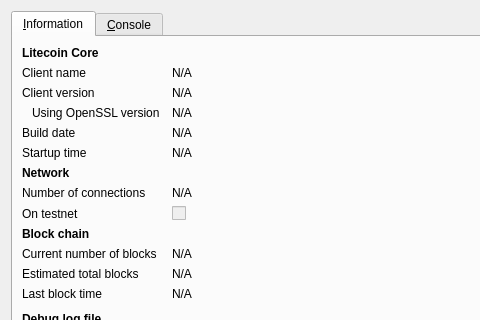
Qt form src/qt/forms/rpcconsole.ui (EusmCoin/EusmCoin) before a commit; both pictures show x 0 to 480 and y 0 to 320 of the 740 by 450 pixel window.
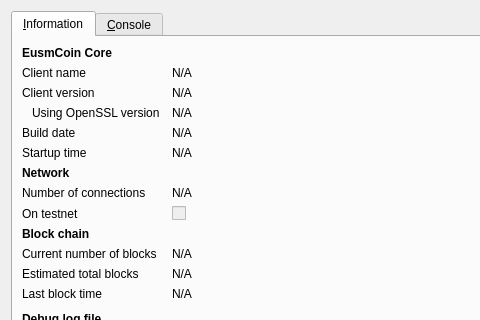
The same form after that commit. Icons and pictures are not drawn.

Patch:
```diff
--- a/src/qt/forms/rpcconsole.ui
+++ b/src/qt/forms/rpcconsole.ui
@@ -36,7 +36,7 @@
           </font>
          </property>
          <property name="text">
-          <string>Litecoin Core</string>
+          <string>EusmCoin Core</string>
          </property>
         </widget>
        </item>
```
Left out of the diff: 6 changed lines with no effect on the pictures.
